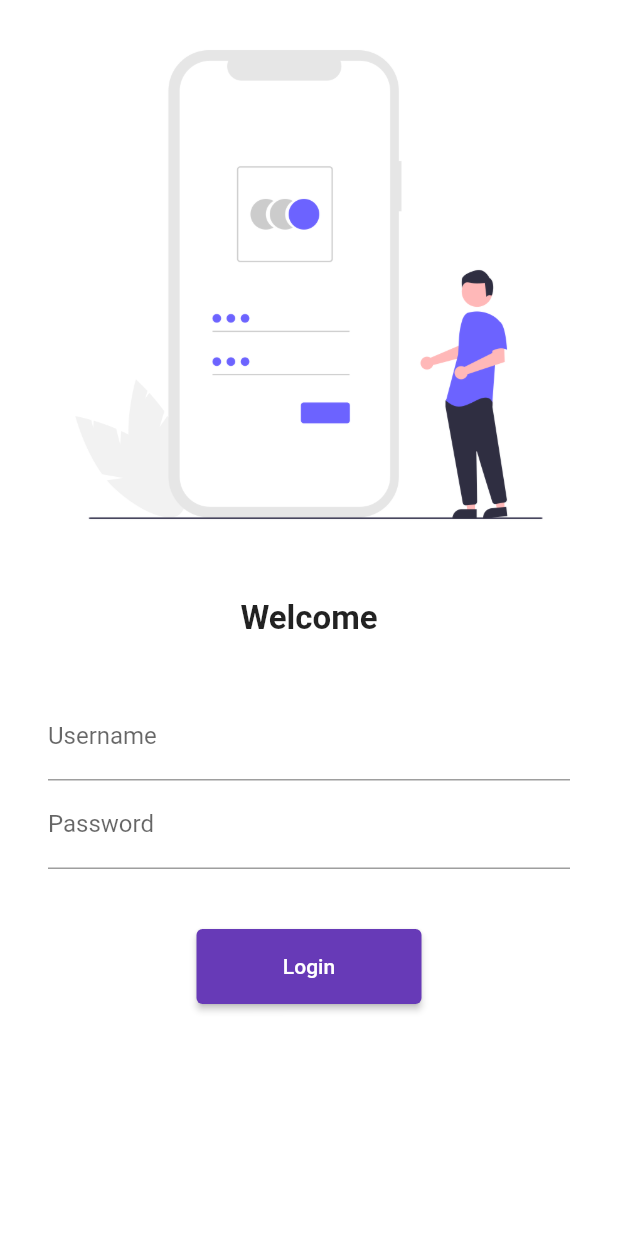
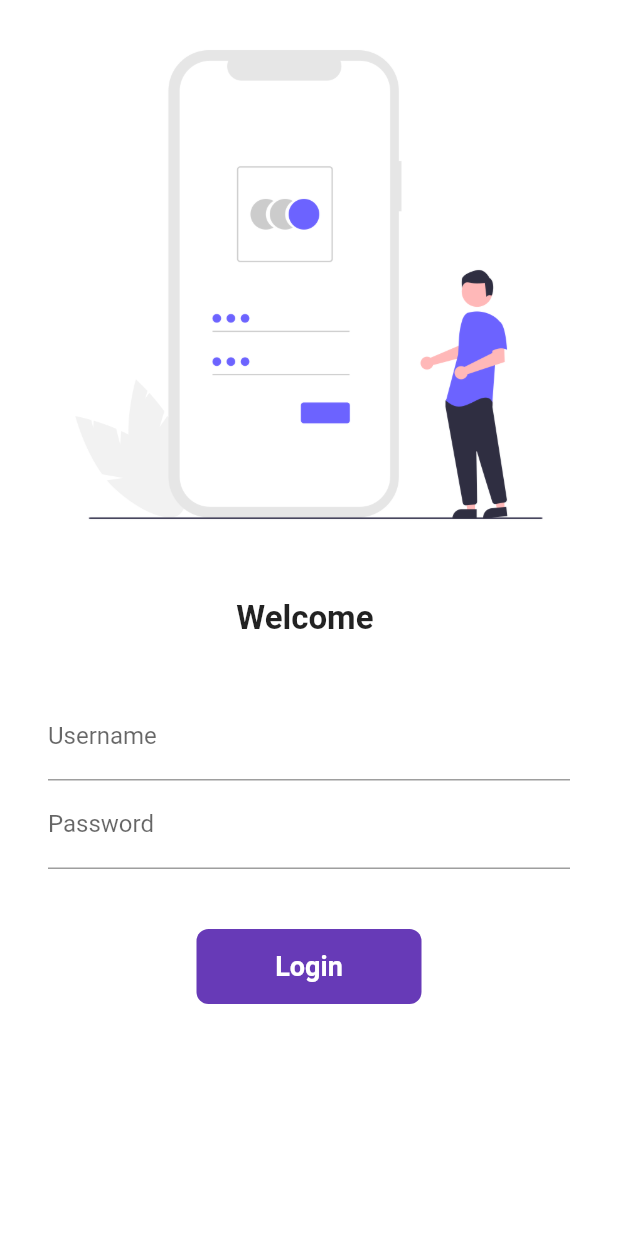
Before and after one commit to Ashutosh2504/flutter_1, a Flutter app: the screen it shows after launch, on a phone screen of 412 x 824 dp. Run offline on Flutter 3.47's test engine with Material 2 defaults, Android fonts, the phone set to English and light mode, and no system bars.

Commit message:
InkWell(Responsive btn),AnimatedContainer for btn

```diff
--- a/lib/pages/login_page.dart
+++ b/lib/pages/login_page.dart
@@ -1,7 +1,14 @@
 import 'package:flutter/material.dart';
 import 'package:flutter_1/util/routes.dart';
 
-class LoginPage extends StatelessWidget {
+class LoginPage extends StatefulWidget {
+  @override
+  State<LoginPage> createState() => _LoginPageState();
+}
+
+class _LoginPageState extends State<LoginPage> {
+  String _name = "";
+  bool changeBtn = false;
   @override
   Widget build(BuildContext context) {
     return Material(
@@ -17,7 +24,7 @@ class LoginPage extends StatelessWidget {
               height: 20,
             ),
             Text(
-              'Welcome',
+              'Welcome $_name',
               style: TextStyle(fontWeight: FontWeight.bold, fontSize: 22),
             ),
             SizedBox(
@@ -31,6 +38,10 @@ class LoginPage extends StatelessWidget {
                 child: Column(
                   children: [
                     TextFormField(
+                      onChanged: (value) {
+                        _name = value;
+                        setState(() {});
+                      },
                       decoration: InputDecoration(
                         hintText: "Enter username",
                         label: Text("Username"),
@@ -47,13 +58,45 @@ class LoginPage extends StatelessWidget {
                       // creates empty box of specified height and we can add child also in it.
                       height: 40,
                     ),
-                    ElevatedButton(
-                      style: TextButton.styleFrom(minimumSize: Size(150, 50)),
-                      child: Text("Login"),
-                      onPressed: () {
+                    InkWell(
+                      onTap: () async {
+                        setState(() {
+                          changeBtn = true;
+                        });
+                        await Future.delayed(Duration(seconds: 1));
                         Navigator.pushNamed(context, MyRoutes.homeRoute);
                       },
-                    )
+                      child: AnimatedContainer(
+                        duration: Duration(seconds: 1),
+                        alignment: Alignment.center,
+                        width: changeBtn ? 60 : 150,
+                        height: 50,
+                        child: changeBtn
+                            ? Icon(
+                                Icons.done,
+                                color: Colors.white,
+                              )
+                            : Text(
+                                "Login",
+                                style: TextStyle(
+                                    fontSize: 18,
+                                    fontWeight: FontWeight.bold,
+                                    color: Colors.white),
+                              ),
+                        decoration: BoxDecoration(
+                            color: Colors.deepPurple,
+                            borderRadius: changeBtn
+                                ? BorderRadius.circular(50)
+                                : BorderRadius.circular(8)),
+                      ),
+                    ),
+                    // ElevatedButton(
+                    //   style: TextButton.styleFrom(minimumSize: Size(150, 50)),
+                    //   child: Text("Login"),
+                    //   onPressed: () {
+                    //     Navigator.pushNamed(context, MyRoutes.homeRoute);
+                    //   },
+                    // )
                   ],
                 ),
               ),
```
